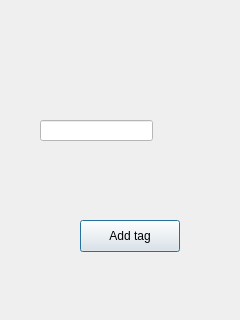
Old version of the form Silently/src/addTag/addtag.ui in the repository Observersss/Silently.
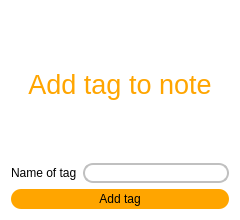
New version of the form.

Diff of the .ui file:
```diff
--- a/Silently/src/addTag/addtag.ui
+++ b/Silently/src/addTag/addtag.ui
@@ -7,39 +7,74 @@
     <x>0</x>
     <y>0</y>
     <width>240</width>
-    <height>320</height>
+    <height>220</height>
    </rect>
   </property>
   <property name="windowTitle">
    <string>Dialog</string>
   </property>
+  <property name="styleSheet">
+   <string notr="true">background-color:white;
+color:black;</string>
+  </property>
+  <layout class="QVBoxLayout" name="verticalLayout">
+   <item>
+    <widget class="QLabel" name="label_2">
+     <property name="font">
+      <font>
+       <pointsize>20</pointsize>
+      </font>
+     </property>
+     <property name="styleSheet">
+      <string notr="true">color:orange;</string>
+     </property>
+     <property name="text">
+      <string>Add tag to note</string>
+     </property>
+     <property name="alignment">
+      <set>Qt::AlignCenter</set>
+     </property>
+    </widget>
+   </item>
+   <item>
+    <layout class="QHBoxLayout" name="horizontalLayout">
+     <item>
+      <widget class="QLabel" name="label">
+       <property name="text">
+        <string>Name of tag</string>
+       </property>
+      </widget>
+     </item>
+     <item>
   <widget class="QLineEdit" name="tagName">
-   <property name="geometry">
-    <rect>
-     <x>40</x>
-     <y>120</y>
-     <width>113</width>
-     <height>21</height>
-    </rect>
-   </property>
    <property name="styleSheet">
     <string notr="true">color:black;
-background-color:white;</string>
-   </property>
-  </widget>
+background-color:white;
+border:2px solid silver;
+border-radius:10px;</string>
+       </property>
+      </widget>
+     </item>
+    </layout>
+   </item>
+   <item>
   <widget class="QPushButton" name="pushButton">
-   <property name="geometry">
-    <rect>
-     <x>80</x>
-     <y>220</y>
-     <width>100</width>
-     <height>32</height>
-    </rect>
+     <property name="minimumSize">
+      <size>
+       <width>0</width>
+       <height>20</height>
+      </size>
+     </property>
+     <property name="styleSheet">
+      <string notr="true">background-color:orange;
+border-radius:10px;</string>
    </property>
    <property name="text">
     <string>Add tag</string>
    </property>
   </widget>
+   </item>
+  </layout>
  </widget>
  <resources/>
  <connections/>
```
Lines whose indentation alone changed are shown as unchanged.
